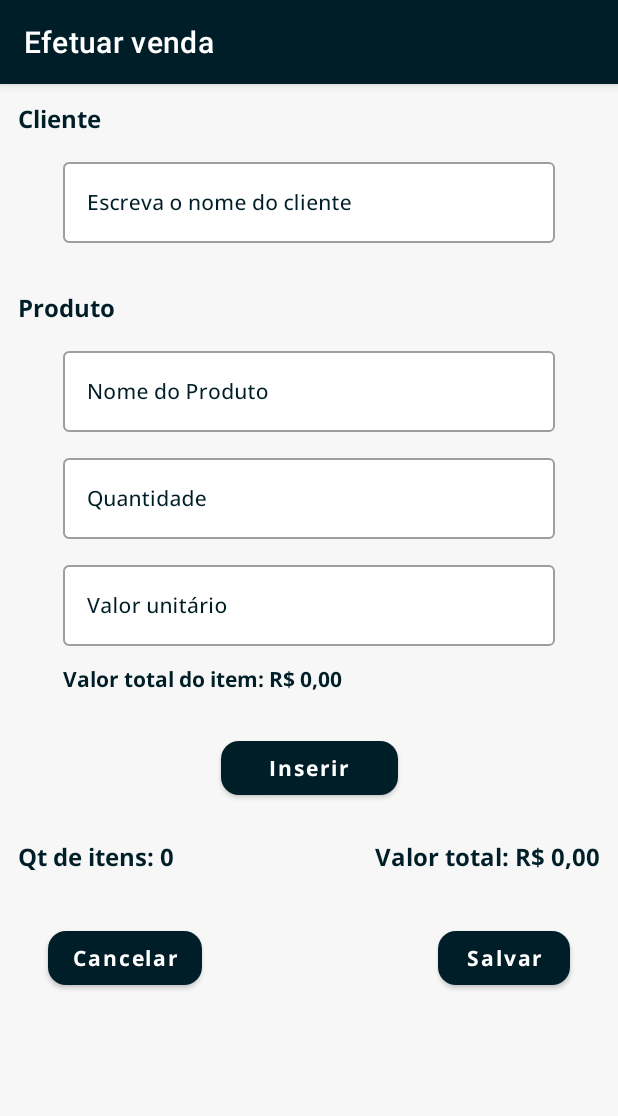
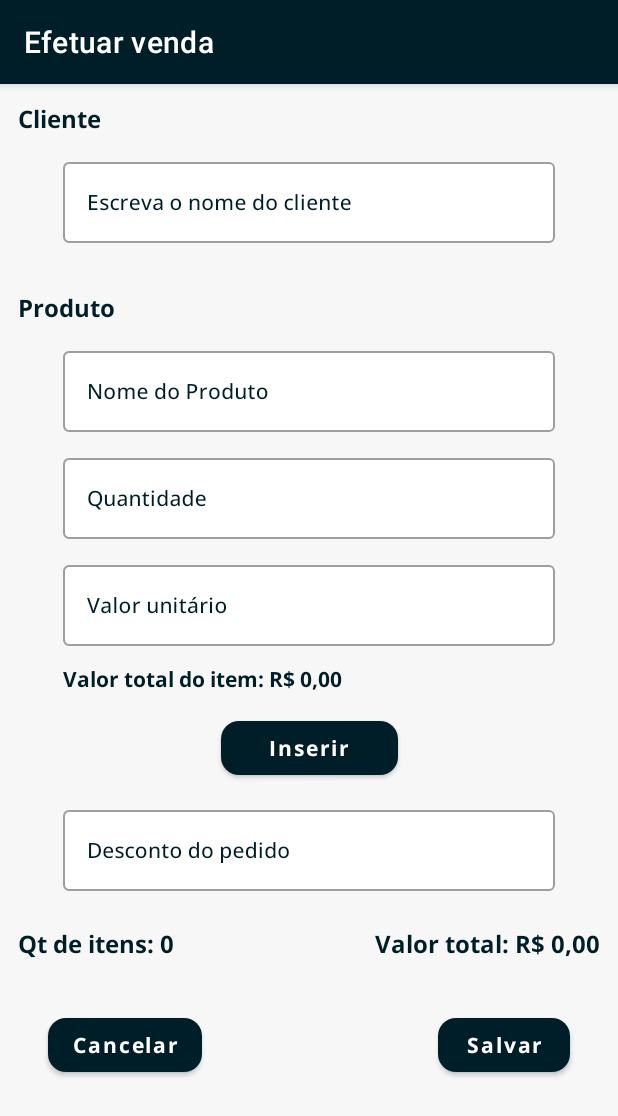
Before and after one commit to CesarSoftDevelopment/Sales-at-Omie, an Android app: the MakeSaleFragment screen opened through its navigation route, on a phone screen of 412 x 824 dp. Shown: the top 1116 px of the screen. Run offline under Robolectric (Android 15) with nearby library versions, the phone set to English and light mode, and no system bars; our stand-ins replace Dagger/Hilt's generated code, navigation-ui.

Commit message:
Adding viewmodel directly to fragment

```diff
--- a/app/src/main/AndroidManifest.xml
+++ b/app/src/main/AndroidManifest.xml
@@ -19,10 +19,8 @@
             android:label="@string/app_name">
             <intent-filter>
                 <action android:name="android.intent.action.MAIN" />
-
                 <category android:name="android.intent.category.LAUNCHER" />
             </intent-filter>
         </activity>
     </application>
-
 </manifest>
--- a/app/src/main/java/com/cesarsoftdevelopment/omiesales/ui/main/MainActivity.kt
+++ b/app/src/main/java/com/cesarsoftdevelopment/omiesales/ui/main/MainActivity.kt
@@ -8,32 +8,12 @@ import androidx.navigation.ui.AppBarConfiguration
 import androidx.navigation.ui.setupActionBarWithNavController
 import com.cesarsoftdevelopment.omiesales.R
 import com.cesarsoftdevelopment.omiesales.databinding.ActivityMainBinding
-import com.cesarsoftdevelopment.omiesales.ui.main.makesale.MakeSaleViewModel
-import com.cesarsoftdevelopment.omiesales.ui.main.makesale.MakeSaleViewModelFactory
-import com.cesarsoftdevelopment.omiesales.ui.main.saleshistory.SalesHistoryViewModel
-import com.cesarsoftdevelopment.omiesales.ui.main.saleshistory.SalesHistoryViewModelFactory
 import dagger.hilt.android.AndroidEntryPoint
-import javax.inject.Inject
 
 @AndroidEntryPoint
 class MainActivity : AppCompatActivity() {
 
     private lateinit var binding: ActivityMainBinding
-
-    @Inject
-    lateinit var makeSaleViewModelFactory : MakeSaleViewModelFactory
-
-    val makeSaleViewModel : MakeSaleViewModel by viewModels {
-        makeSaleViewModelFactory
-    }
-
-    @Inject
-    lateinit var salesHistoryViewModelFactory : SalesHistoryViewModelFactory
-
-    val salesHistoryViewModel: SalesHistoryViewModel by viewModels {
-        salesHistoryViewModelFactory
-    }
-
 
     override fun onCreate(savedInstanceState: Bundle?) {
         super.onCreate(savedInstanceState)
--- a/app/src/main/java/com/cesarsoftdevelopment/omiesales/ui/main/makesale/MakeSaleFragment.kt
+++ b/app/src/main/java/com/cesarsoftdevelopment/omiesales/ui/main/makesale/MakeSaleFragment.kt
@@ -5,14 +5,17 @@ import android.graphics.Color
 import android.os.Bundle
 import android.text.Editable
 import android.text.TextWatcher
+import android.util.Log
 import androidx.fragment.app.Fragment
 import android.view.LayoutInflater
 import android.view.View
 import android.view.ViewGroup
 import android.widget.Toast
 import androidx.activity.OnBackPressedCallback
+import androidx.activity.viewModels
 import androidx.appcompat.app.AlertDialog
 import androidx.core.content.ContextCompat
+import androidx.fragment.app.viewModels
 import androidx.lifecycle.Lifecycle
 import androidx.lifecycle.lifecycleScope
 import androidx.lifecycle.repeatOnLifecycle
@@ -25,20 +28,31 @@ import com.cesarsoftdevelopment.omiesales.ui.main.MainActivity
 import com.cesarsoftdevelopment.omiesales.utils.FormatterUtil
 import com.cesarsoftdevelopment.omiesales.utils.SaleCalculator
 import com.google.android.material.snackbar.Snackbar
+import dagger.hilt.android.AndroidEntryPoint
 import kotlinx.coroutines.launch
+import javax.inject.Inject
 
+@AndroidEntryPoint
 class MakeSaleFragment : Fragment() {
-    private lateinit var makeSaleViewModel : MakeSaleViewModel
     private lateinit var makeSaleAdapter: MakeSaleAdapter
     private var _binding: FragmentMakeSaleBinding? = null
     private val binding get() = _binding!!
     private var unitValueFormatted = ""
+    private var discountValueFormatted = ""
     private var itemUnitValue = 0.0
     private var itemQuantity = 0
     private var itemValue = 0.0
     private var listItemsQuantity = 0
     private var totalOrderValue = 0.0
+    private var discountValue = 0.0
     private var listItems = listOf<Product>()
+
+    @Inject
+    lateinit var makeSaleViewModelFactory : MakeSaleViewModelFactory
+
+    val makeSaleViewModel : MakeSaleViewModel by viewModels {
+        makeSaleViewModelFactory
+    }
 
 
     override fun onCreateView(
@@ -51,12 +65,13 @@ class MakeSaleFragment : Fragment() {
 
     override fun onViewCreated(view: View, savedInstanceState: Bundle?) {
         super.onViewCreated(view, savedInstanceState)
-        setViewModel()
         setupTextWatchers()
         observeUnitValueFormatted()
         observeItemValueFormatted()
         observeItemQuantity()
         observeUnitValue()
+        observeDiscountValueFormatted()
+        observeDiscountValue()
         observeItemValue()
         saveProduct()
         observeErrorMessage()
@@ -65,10 +80,6 @@ class MakeSaleFragment : Fragment() {
         handleOnBackPressed()
         handleWhenCancelButtonIsClicked()
         saveSale()
-    }
-
-    private fun setViewModel() {
-        makeSaleViewModel = (activity as MainActivity).makeSaleViewModel
     }
 
     @SuppressLint("SetTextI18n")
@@ -105,6 +116,16 @@ class MakeSaleFragment : Fragment() {
         }
     }
 
+    private fun observeDiscountValueFormatted() {
+        lifecycleScope.launch {
+            repeatOnLifecycle(Lifecycle.State.STARTED) {
+                makeSaleViewModel.discountValueFormatted.collect { formattedValue ->
+                    discountValueFormatted = formattedValue
+                }
+            }
+        }
+    }
+
     private fun observeItemQuantity() {
         lifecycleScope.launch {
             repeatOnLifecycle(Lifecycle.State.STARTED) {
@@ -120,6 +141,16 @@ class MakeSaleFragment : Fragment() {
             repeatOnLifecycle(Lifecycle.State.STARTED) {
                 makeSaleViewModel.unitValue.collect { unitValue ->
                     itemUnitValue = unitValue
+                }
+            }
+        }
+    }
+
+    private fun observeDiscountValue() {
+        lifecycleScope.launch {
+            repeatOnLifecycle(Lifecycle.State.STARTED) {
+                makeSaleViewModel.discountValue.collect { discount ->
+                    discountValue = discount
                 }
             }
         }
@@ -143,6 +174,11 @@ class MakeSaleFragment : Fragment() {
                     listItemsQuantity = items.size
                     listItems = items
                     totalOrderValue = SaleCalculator.calculateTotalProducts(items)
+                    totalOrderValue -= discountValue
+
+                    items.map { product ->
+                        makeSaleViewModel.updateDiscountProduct(product)
+                    }
 
                     binding.productQuantitySale.text = "Qt de itens: $listItemsQuantity"
                     binding.totalSale.text = "Valor total: ${FormatterUtil.formatToBrazilianCurrency(totalOrderValue)}"
@@ -190,6 +226,31 @@ class MakeSaleFragment : Fragment() {
 
             }
         })
+
+        binding.discountProductValue.addTextChangedListener(object : TextWatcher {
+
+            var currentValue = ""
+
+            override fun beforeTextChanged(s: CharSequence?, start: Int, count: Int, after: Int) {}
+
+            override fun onTextChanged(s: CharSequence?, start: Int, before: Int, count: Int) {}
+
+            override fun afterTextChanged(s: Editable?) {
+
+                val textValue = s.toString()
+
+                if(textValue != currentValue) {
+                    binding.discountProductValue.removeTextChangedListener(this)
+                    makeSaleViewModel.processDiscountValue(textValue)
+                    currentValue = discountValueFormatted
+
+                    binding.discountProductValue.setText(discountValueFormatted)
+                    binding.discountProductValue.setSelection(discountValueFormatted.length)
+                    binding.discountProductValue.addTextChangedListener(this)
+                }
+            }
+        })
+
     }
 
     private fun saveProduct() {
--- /dev/null
+++ b/app/src/main/java/com/cesarsoftdevelopment/omiesales/ui/main/makesale/SalesState.kt
@@ -0,0 +1,3 @@
+package com.cesarsoftdevelopment.omiesales.ui.main.makesale
+
+data class SalesState()
--- a/app/src/main/res/layout/fragment_make_sale.xml
+++ b/app/src/main/res/layout/fragment_make_sale.xml
@@ -127,6 +127,30 @@
 
         </com.google.android.material.textfield.TextInputLayout>
 
+
+        <com.google.android.material.textfield.TextInputLayout
+            android:id="@+id/textInputLayout5"
+            style="@style/CustomTextInputLayout"
+            android:layout_width="0dp"
+            android:layout_height="wrap_content"
+            app:boxBackgroundColor="@color/white"
+            app:boxBackgroundMode="outline"
+            app:layout_constraintEnd_toEndOf="parent"
+            app:layout_constraintStart_toStartOf="parent"
+            app:layout_constraintTop_toBottomOf="@+id/btn_insert">
+
+            <com.google.android.material.textfield.TextInputEditText
+                android:id="@+id/discount_product_value"
+                android:layout_width="match_parent"
+                android:layout_height="wrap_content"
+                android:fontFamily="@font/open_sans_medium"
+                android:hint="@string/discount_value"
+                android:inputType="number"
+                android:textColor="@color/black"
+                android:textSize="14sp" />
+
+        </com.google.android.material.textfield.TextInputLayout>
+
         <TextView
             android:id="@+id/item_value"
             android:layout_width="wrap_content"
@@ -145,15 +169,16 @@
             android:layout_width="wrap_content"
             android:layout_height="wrap_content"
             android:fontFamily="@font/open_sans_bold"
+            android:paddingStart="32dp"
+            android:paddingEnd="32dp"
             android:text="@string/insert"
             android:textAllCaps="false"
-            android:paddingStart="32dp"
-            android:paddingEnd="32dp"
-            android:layout_marginTop="25dp"
             app:cornerRadius="12dp"
             app:layout_constraintEnd_toEndOf="parent"
             app:layout_constraintStart_toStartOf="parent"
-            app:layout_constraintTop_toBottomOf="@+id/item_value" />
+            app:layout_constraintTop_toBottomOf="@+id/item_value"
+            android:layout_marginTop="12dp"
+            />
 
 
         <androidx.recyclerview.widget.RecyclerView
@@ -162,13 +187,14 @@
             android:layout_height="wrap_content"
             android:layout_margin="12dp"
             android:visibility="visible"
+            app:layoutManager="androidx.recyclerview.widget.LinearLayoutManager"
             app:layout_constraintBottom_toTopOf="@+id/product_quantity_sale"
             app:layout_constraintEnd_toEndOf="parent"
             app:layout_constraintStart_toStartOf="parent"
-            app:layout_constraintTop_toBottomOf="@+id/btn_insert"
+            app:layout_constraintTop_toBottomOf="@+id/textInputLayout5"
             tools:itemCount="1"
             tools:listitem="@layout/product_item"
-            app:layoutManager="androidx.recyclerview.widget.LinearLayoutManager"
+            android:layout_marginTop="12dp"
 
             />
 
@@ -208,6 +234,8 @@
             app:layout_constraintTop_toBottomOf="@+id/total_sale"
             android:layout_marginTop="32dp" />
 
+
+
         <Button
             android:id="@+id/btn_save_sale"
             android:layout_width="wrap_content"
--- a/app/src/main/res/values/strings.xml
+++ b/app/src/main/res/values/strings.xml
@@ -13,6 +13,7 @@
     <string name="product_name">Nome do Produto</string>
     <string name="product_quantity">Quantidade</string>
     <string name="unit_value">Valor unitário</string>
+    <string name="discount_value">Desconto do pedido</string>
     <string name="insert">Inserir</string>
     <string name="items_list">Lista de items</string>
     <string name="cancel">Cancelar</string>
```
Also changed, not shown: app/src/main/java/com/cesarsoftdevelopment/omiesales/ui/main/makesale/MakeSaleViewModel.kt (+39 -1 lines), app/src/main/java/com/cesarsoftdevelopment/omiesales/ui/main/saleshistory/SalesHistoryFragment.kt (+10 -5 lines), 1 other file.
